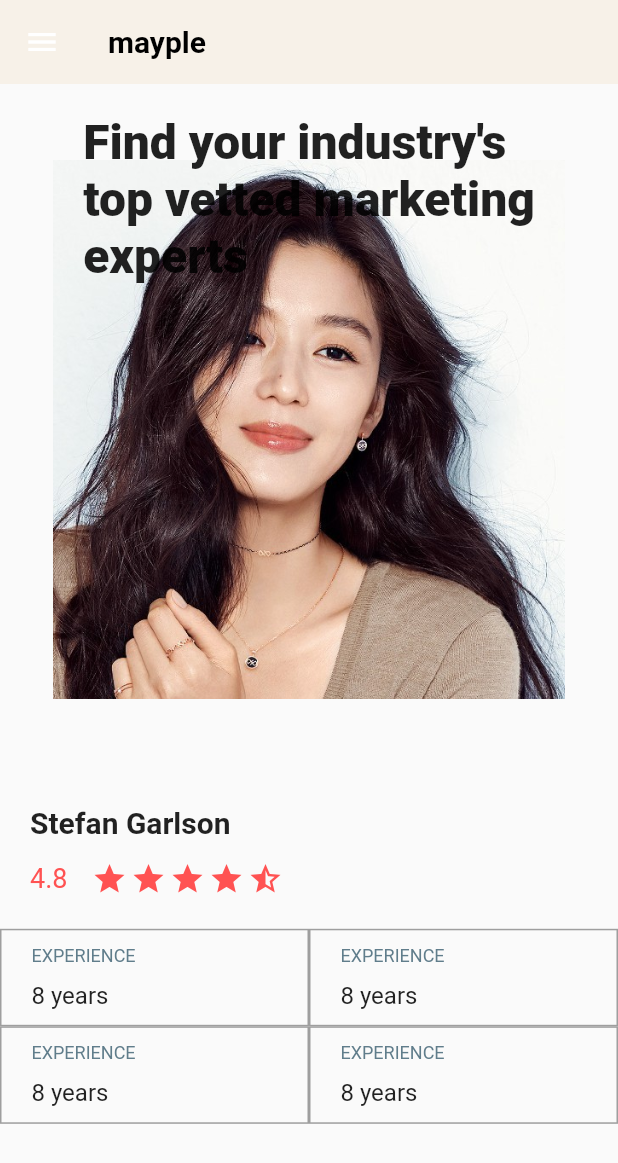
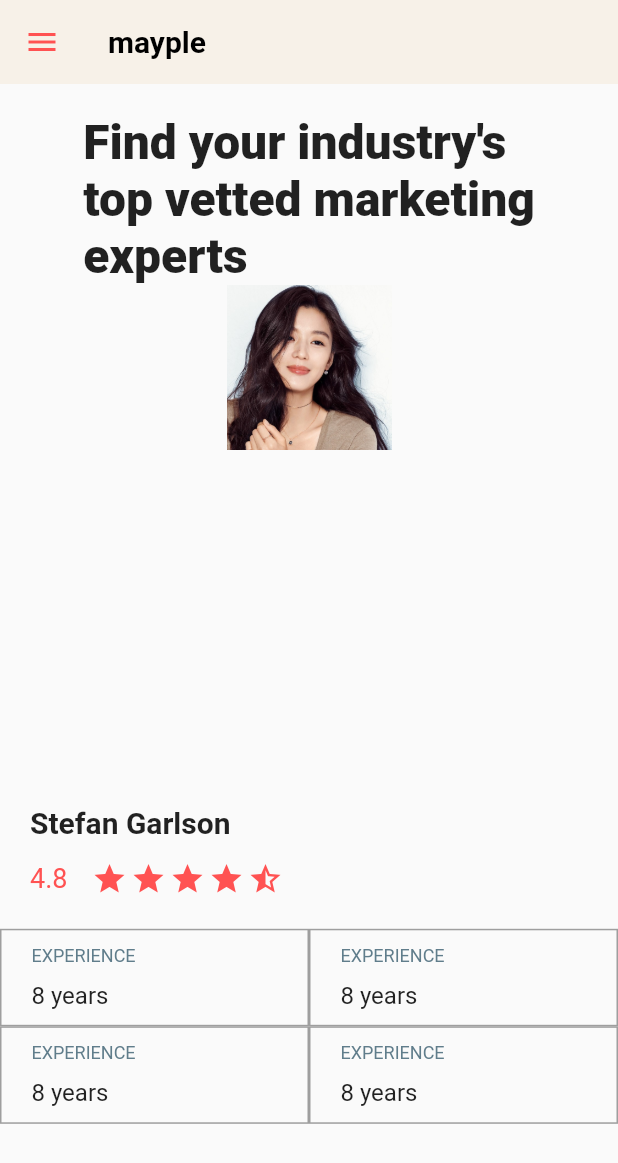
Before and after one commit to MiKyung2/flutter_practice, a Flutter app: the screen it shows after launch, on a phone screen of 412 x 824 dp. Shown: the top 1163 px of the screen. Run offline on Flutter 3.47's test engine with Material 2 defaults, Android fonts, the phone set to English and light mode, and no system bars; Roboto replaces fonts that are missing (Noto_Serif_KR, RobotoSlab).

Commit message:
이미지 클릭시 snackbar 적용

```diff
--- a/lib/main.dart
+++ b/lib/main.dart
@@ -4,7 +4,7 @@ import 'package:flutter/painting.dart';
 
 void main() => runApp(MyApp());
 
-final int mainColor = 0xffF7F1E8;
+const mainColor = 0xffF7F1E8;
 
 class MyApp extends StatelessWidget {
   const MyApp({ Key? key }) : super(key: key);
@@ -14,7 +14,7 @@ class MyApp extends StatelessWidget {
     return MaterialApp(
       title: 'mayple',
       theme: ThemeData(
-        fontFamily: 'Noto_Serif_KR',
+        fontFamily: 'RobotoSlab',
       ),
       home: Mayple(),
     );
@@ -71,6 +71,9 @@ class Mayple extends StatelessWidget {
             fontWeight: FontWeight.bold
           ),
         ),
+        iconTheme: IconThemeData(
+          color: Colors.redAccent
+        ),
         backgroundColor: Color(mainColor),
         elevation: 0.0,
       ),
@@ -106,7 +109,9 @@ class Mayple extends StatelessWidget {
               color: Color(mainColor),
               borderRadius: BorderRadius.only(
                 bottomLeft: Radius.circular(40.0),
-                    bottomRight: Radius.circular(40.0))),
+                bottomRight: Radius.circular(40.0)
+              )
+            ),
           ),
           ListTile(
             leading: Icon(
@@ -138,27 +143,35 @@ class Mayple extends StatelessWidget {
         ],
       )
       ),
-      body: Column(
+      body: Builder(builder: (BuildContext ctx) {
+        return Column(
           children: [
             Expanded(
               flex: 9,
-            child:  Container(
-              decoration: BoxDecoration(
-                image: DecorationImage(
-                  image: AssetImage("assets/jjh.jpg"),
-                  fit: BoxFit.contain
-                )
-              ),
-              child: Padding(
+              child:  Padding(
                   padding: EdgeInsets.all(commonPadding),
-                child:
-                  Text("Find your industry's\ntop vetted marketing\nexperts",
+                  child: Column(
+                    children: [
+                      Text(
+                      "Find your industry's\ntop vetted marketing\nexperts",
                       style: TextStyle(
                         fontSize: 32,
                         fontWeight: FontWeight.w800,
                       )),
+                      GestureDetector(
+                        onTap: () {
+                          Scaffold.of(ctx).showSnackBar(SnackBar(content: Text("Hello")));
+                        }, // handle your image tap here
+                        child: Image.asset(
+                          'assets/jjh.jpg',
+                          fit: BoxFit.cover, // this is the solution for border
+                          width: 110.0,
+                          height: 110.0,
                         ),
+                      )
+                    ],
                   ),
+                )
             ),
             Expanded(
               flex: 6,
@@ -266,7 +279,8 @@ class Mayple extends StatelessWidget {
               )
             )
           ],
-      ),
+        );
+      }),
     );
   }
 }
```
Also changed, not shown: pubspec.yaml (+15 -8 lines), assets/fonts/RobotoSlab-Black.ttf (added), assets/fonts/RobotoSlab-Bold.ttf (added), assets/fonts/RobotoSlab-ExtraBold.ttf (added), assets/fonts/RobotoSlab-ExtraLight.ttf (added), assets/fonts/RobotoSlab-Light.ttf (added), assets/fonts/RobotoSlab-Medium.ttf (added), assets/fonts/RobotoSlab-Regular.ttf (added), assets/fonts/RobotoSlab-SemiBold.ttf (added), assets/fonts/RobotoSlab-Thin.ttf (added). Lines whose indentation alone changed are shown as unchanged.
